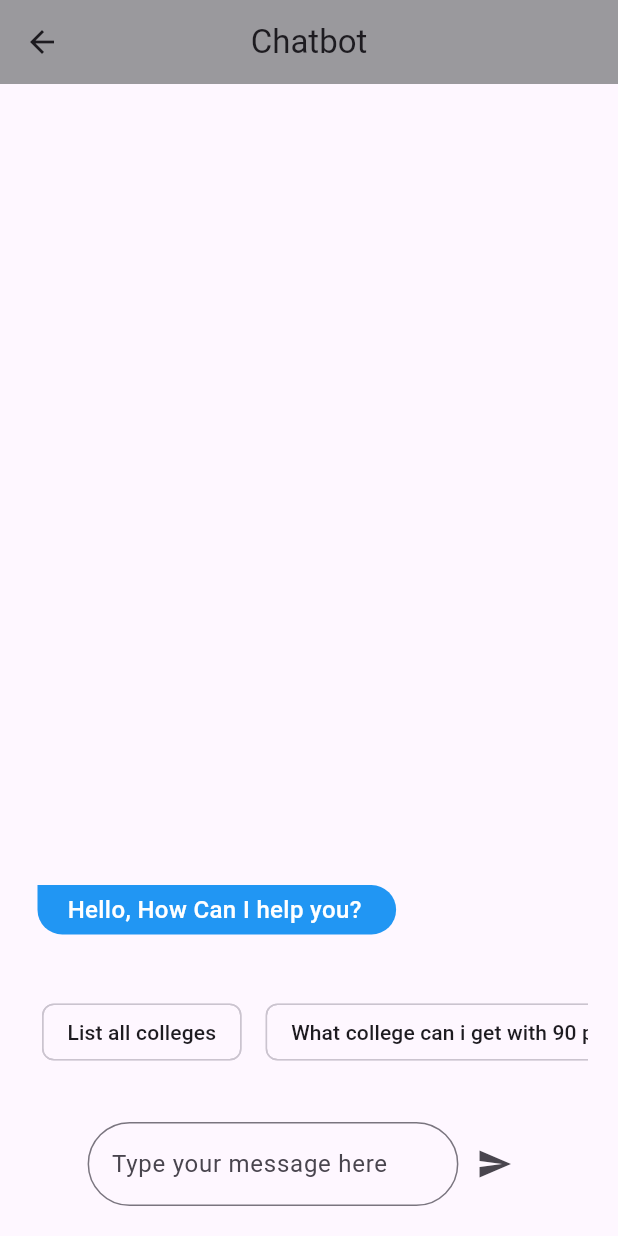
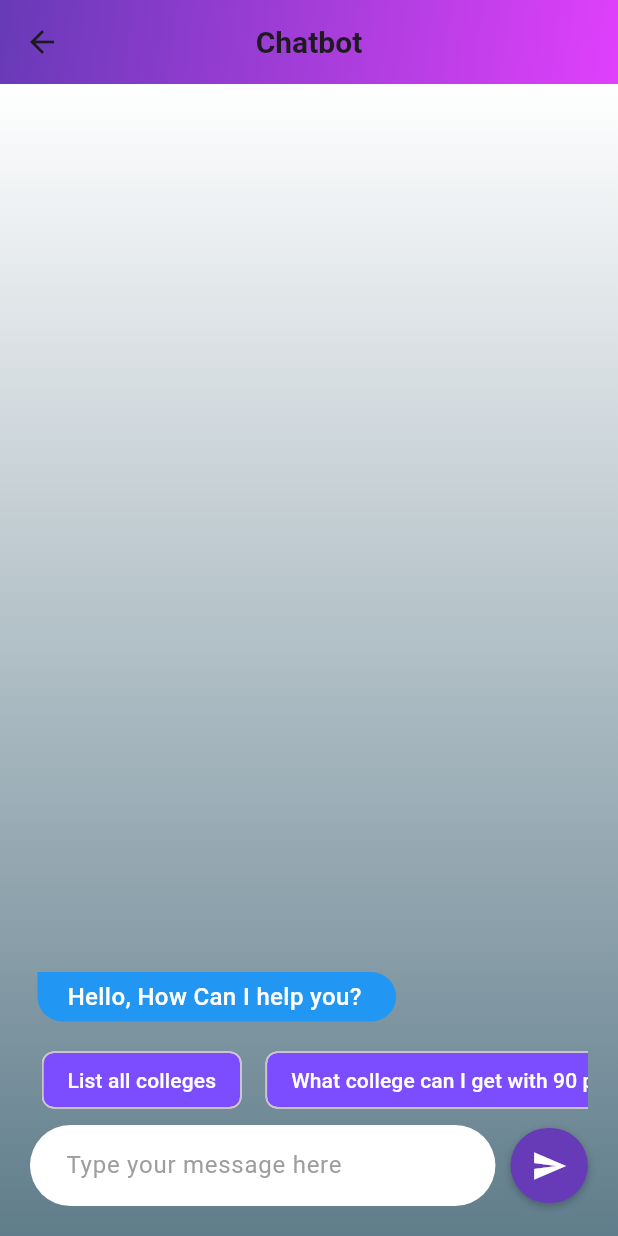
Before and after one commit to pjharidas/SCOE-Chatbot, a Flutter app: the ChatbotScreen screen opened directly, on a phone screen of 412 x 824 dp. Run offline on Flutter 3.47's test engine with Material 3 defaults, Android fonts, the phone set to English and light mode, and no system bars; our stand-ins replace firebase_core, flutter_riverpod; missing offline and left inert: dart:html; accounts and stored records are empty.

Commit message:
Enhance chatbot UI: update layout with gradients, improve text field design, and add action chip styling

```diff
--- a/lib/chatbot/screens/chatbot_screen.dart
+++ b/lib/chatbot/screens/chatbot_screen.dart
@@ -17,28 +17,53 @@ class ChatbotScreen extends ConsumerWidget {
     final List<Chat> chatMessages = ref.watch(chatMessagesProvider);
     final TextEditingController chatBoxCtrl = TextEditingController();
     return Scaffold(
+      backgroundColor: Colors.grey[200],
       appBar: AppBar(
-        title: const Text('Chatbot'),
+        elevation: 5,
+        shape: const RoundedRectangleBorder(
+          borderRadius: BorderRadius.vertical(bottom: Radius.circular(20)),
+        ),
+        title: const Text(
+          'Chatbot',
+          style: TextStyle(fontWeight: FontWeight.bold, fontSize: 20),
+        ),
         centerTitle: true,
-        backgroundColor: Colors.grey[500],
-        elevation: 2,
+        flexibleSpace: Container(
+          decoration: const BoxDecoration(
+            gradient: LinearGradient(
+              colors: [Colors.deepPurple, Colors.purpleAccent],
+              begin: Alignment.topLeft,
+              end: Alignment.bottomRight,
+            ),
+          ),
+        ),
       ),
-      body: Padding(
+      body: Container(
+        decoration: const BoxDecoration(
+          gradient: LinearGradient(
+            colors: [Colors.white, Colors.blueGrey],
+            begin: Alignment.topCenter,
+            end: Alignment.bottomCenter,
+          ),
+        ),
         padding: const EdgeInsets.all(20),
         child: Column(
-          spacing: 30,
-          // reverse: true,
+          mainAxisAlignment: MainAxisAlignment.spaceBetween,
           children: [
             Expanded(
               child: Align(
                 alignment: Alignment.bottomCenter,
                 child: ListView.builder(
+                  reverse: false,
                   shrinkWrap: true,
                   itemCount: chatMessages.length,
                   itemBuilder: (context, index) {
-                    return ChatBubble(
-                      isBot: chatMessages[index].type == ChatterType.bot,
-                      message: chatMessages[index].message,
+                    return Padding(
+                      padding: const EdgeInsets.symmetric(vertical: 4),
+                      child: ChatBubble(
+                        isBot: chatMessages[index].type == ChatterType.bot,
+                        message: chatMessages[index].message,
+                      ),
                     );
                   },
                 ),
@@ -53,13 +78,17 @@ class ChatbotScreen extends ConsumerWidget {
                   children: [
                     ...[
                       'List all colleges',
-                      'What college can i get with 90 percentile if my category is OPEN',
+                      'What college can I get with 90 percentile if my category is OPEN',
                       'Give me information about Sinhgad College of Engineering',
                       'Give me contact details of SMT. Kashibai Navale College Of Engineering',
                     ].map((suggestion) => Padding(
                           padding: const EdgeInsets.symmetric(horizontal: 8),
                           child: ActionChip(
-                            label: Text(suggestion),
+                            label: Text(suggestion,
+                                style: const TextStyle(
+                                    color: Colors.white,
+                                    fontWeight: FontWeight.w500)),
+                            backgroundColor: Colors.deepPurpleAccent,
                             onPressed: () {
                               chatBoxCtrl.text = suggestion;
                             },
@@ -72,27 +101,54 @@ class ChatbotScreen extends ConsumerWidget {
             Row(
               mainAxisAlignment: MainAxisAlignment.center,
               children: [
-                SizedBox(
-                  width: MediaQuery.of(context).size.width * 0.60,
+                Expanded(
+                  flex: 6,
                   child: TextField(
                     controller: chatBoxCtrl,
                     onSubmitted: (value) {
                       submitChat(chatMessagesPro, chatBoxCtrl);
                     },
-                    enableInteractiveSelection: true,
-                    decoration: const InputDecoration(
+                    decoration: InputDecoration(
+                      filled: true,
+                      fillColor: Colors.white,
+                      contentPadding: const EdgeInsets.symmetric(
+                          vertical: 15, horizontal: 20),
+                      hintText: 'Type your message here',
+                      hintStyle:
+                          const TextStyle(color: Colors.grey, fontSize: 16),
                       border: OutlineInputBorder(
-                        borderRadius: BorderRadius.all(Radius.circular(30)),
+                        borderRadius: BorderRadius.circular(30),
+                        borderSide: BorderSide.none,
                       ),
-                      hintText: 'Type your message here',
                     ),
                   ),
                 ),
-                IconButton(
-                  onPressed: () {
-                    submitChat(chatMessagesPro, chatBoxCtrl);
-                  },
-                  icon: const Icon(Icons.send),
+                const SizedBox(width: 10),
+                Expanded(
+                  flex: 1,
+                  child: Container(
+                    height: 50,
+                    decoration: BoxDecoration(
+                      color: Colors.deepPurple,
+                      borderRadius: BorderRadius.circular(25),
+                      boxShadow: const [
+                        BoxShadow(
+                          color: Colors.black26,
+                          blurRadius: 4,
+                          offset: Offset(0, 2),
+                        ),
+                      ],
+                    ),
+                    child: IconButton(
+                      icon: const Icon(
+                        Icons.send,
+                        color: Colors.white,
+                      ),
+                      onPressed: () {
+                        submitChat(chatMessagesPro, chatBoxCtrl);
+                      },
+                    ),
+                  ),
                 ),
               ],
             )
```
